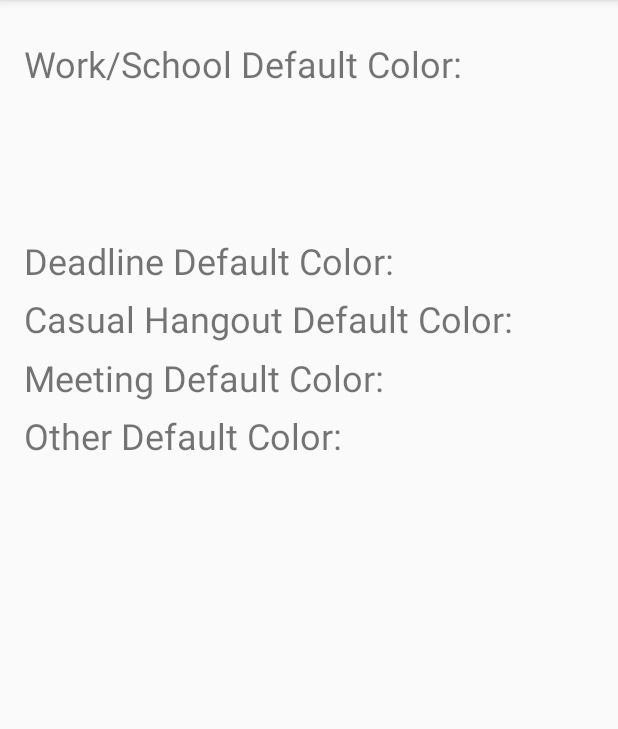
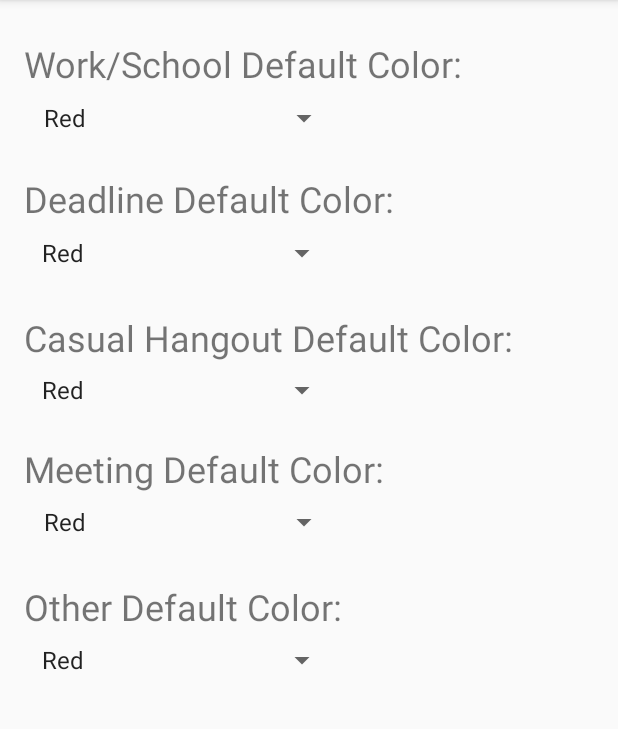
Before and after one commit to Quanglt12/EleCentLife-, an Android app: the settingsColors screen opened directly, with no data from a screen before it, on a phone screen of 412 x 824 dp, the part 84-813 px from its top. Run offline under Robolectric (Android 15) with nearby library versions, the phone set to English and light mode, and no system bars; 6 statements that could not run were skipped.

Commit message:
Fixed problems with saving and finished color settings (there are some problems that I believe have to do with Android Studio itself)

```diff
--- a/app/src/main/java/com/example/elecentlife/Events.java
+++ b/app/src/main/java/com/example/elecentlife/Events.java
@@ -18,7 +18,7 @@ public class Events {
     //constructor used to load events from the file saved on the device
     public Events(Context context) {
         try {
-            File file = new File(context.getExternalFilesDir(null), "eventsFile");
+            File file = new File(context.getExternalFilesDir("events_file"), "eventsFile");
 
             //create the file if it doesn't exist
             if (!file.exists())
--- a/app/src/main/java/com/example/elecentlife/SettingsActivity.java
+++ b/app/src/main/java/com/example/elecentlife/SettingsActivity.java
@@ -10,11 +10,7 @@ import android.widget.TextView;
 import com.google.firebase.auth.FirebaseAuth;
 
 public class SettingsActivity extends AppCompatActivity {
-
-    GlobalVar changeSettings = new GlobalVar(this);
     TextView textViewNotif, textViewColors, textViewLogOut;
-    String color;
-    int time;
 
     @Override
     protected void onCreate(Bundle savedInstanceState) {
--- a/app/src/main/res/layout/activity_settings_colors.xml
+++ b/app/src/main/res/layout/activity_settings_colors.xml
@@ -6,14 +6,23 @@
     android:layout_height="match_parent"
     tools:context=".settingsColors">
 
-    <TextView
-        android:id="@+id/textView11"
-        android:layout_width="wrap_content"
-        android:layout_height="wrap_content"
-        android:layout_marginStart="16dp"
-        android:layout_marginTop="196dp"
-        android:text="Casual Hangout Default Color:"
-        android:textSize="24sp"
+    <Spinner
+        android:id="@+id/OTColor"
+        android:layout_width="205dp"
+        android:layout_height="40dp"
+        android:layout_marginStart="20dp"
+        android:layout_marginTop="420dp"
+        android:entries="@array/SetColors"
+        app:layout_constraintStart_toStartOf="parent"
+        app:layout_constraintTop_toTopOf="parent" />
+
+    <Spinner
+        android:id="@+id/MTColor"
+        android:layout_width="205dp"
+        android:layout_height="40dp"
+        android:layout_marginStart="21dp"
+        android:layout_marginTop="328dp"
+        android:entries="@array/SetColors"
         app:layout_constraintStart_toStartOf="parent"
         app:layout_constraintTop_toTopOf="parent" />
 
@@ -22,9 +31,30 @@
         android:layout_width="wrap_content"
         android:layout_height="wrap_content"
         android:layout_marginStart="16dp"
-        android:layout_marginTop="235dp"
+        android:layout_marginTop="296dp"
         android:text="Meeting Default Color:"
         android:textSize="24sp"
+        app:layout_constraintStart_toStartOf="parent"
+        app:layout_constraintTop_toTopOf="parent" />
+
+    <TextView
+        android:id="@+id/textView11"
+        android:layout_width="wrap_content"
+        android:layout_height="wrap_content"
+        android:layout_marginStart="16dp"
+        android:layout_marginTop="20dp"
+        android:text="Casual Hangout Default Color:"
+        android:textSize="24sp"
+        app:layout_constraintStart_toStartOf="parent"
+        app:layout_constraintTop_toBottomOf="@+id/DLColor" />
+
+    <Spinner
+        android:id="@+id/CHColor"
+        android:layout_width="205dp"
+        android:layout_height="40dp"
+        android:layout_marginStart="20dp"
+        android:layout_marginTop="240dp"
+        android:entries="@array/SetColors"
         app:layout_constraintStart_toStartOf="parent"
         app:layout_constraintTop_toTopOf="parent" />
 
@@ -33,7 +63,7 @@
         android:layout_width="wrap_content"
         android:layout_height="wrap_content"
         android:layout_marginStart="16dp"
-        android:layout_marginTop="274dp"
+        android:layout_marginTop="388dp"
         android:text="Other Default Color:"
         android:textSize="24sp"
         app:layout_constraintStart_toStartOf="parent"
@@ -44,11 +74,20 @@
         android:layout_width="wrap_content"
         android:layout_height="wrap_content"
         android:layout_marginStart="16dp"
-        android:layout_marginTop="157dp"
+        android:layout_marginTop="116dp"
         android:text="Deadline Default Color:"
         android:textSize="24sp"
         app:layout_constraintStart_toStartOf="parent"
         app:layout_constraintTop_toTopOf="parent" />
+
+    <Spinner
+        android:id="@+id/DLColor"
+        android:layout_width="205dp"
+        android:layout_height="40dp"
+        android:layout_marginStart="20dp"
+        android:entries="@array/SetColors"
+        app:layout_constraintStart_toStartOf="parent"
+        app:layout_constraintTop_toBottomOf="@+id/textView9" />
 
     <TextView
         android:id="@+id/textView"
@@ -61,4 +100,13 @@
         app:layout_constraintStart_toStartOf="parent"
         app:layout_constraintTop_toTopOf="parent" />
 
+    <Spinner
+        android:id="@+id/WSColor"
+        android:layout_width="205dp"
+        android:layout_height="40dp"
+        android:layout_marginStart="21dp"
+        android:entries="@array/SetColors"
+        app:layout_constraintStart_toStartOf="parent"
+        app:layout_constraintTop_toBottomOf="@+id/textView" />
+
 </androidx.constraintlayout.widget.ConstraintLayout>
--- a/app/src/main/res/values/arrays.xml
+++ b/app/src/main/res/values/arrays.xml
@@ -24,4 +24,14 @@
         <item>Pink</item>
     </string-array>
 
+    <string-array name="SetColors">
+        <item>Red</item>
+        <item>Blue</item>
+        <item>Green</item>
+        <item>Yellow</item>
+        <item>Orange</item>
+        <item>Purple</item>
+        <item>Pink</item>
+    </string-array>
+
 </resources>
```
Also changed, not shown: app/src/main/java/com/example/elecentlife/GlobalVar.java (+32 -24 lines), app/src/main/java/com/example/elecentlife/settingsColors.java (+58 -1 lines), app/src/main/java/com/example/elecentlife/settingsNotif.java (+5 -6 lines).
